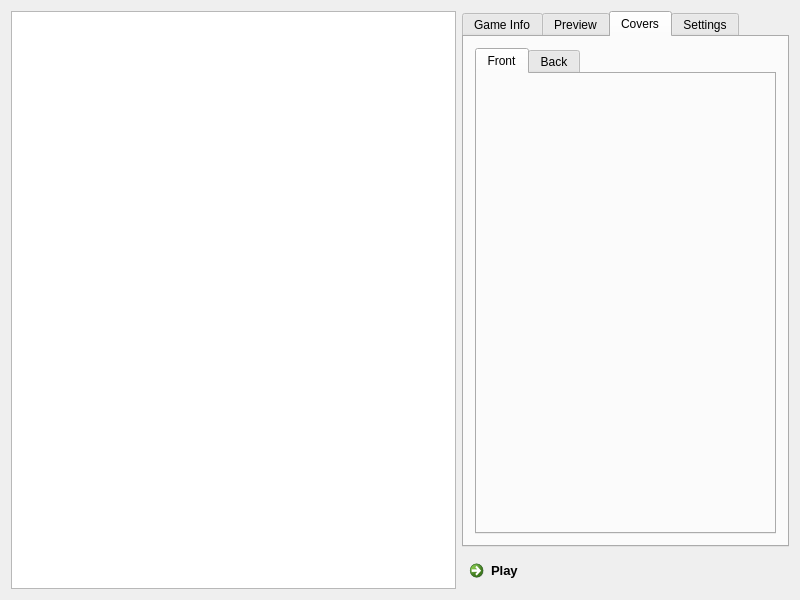
The window that pcsp-udb/src/qt4/qpcspxmb.ui (pcspold/pcsp-deprecated) describes before a commit, drawn with Qt 5.
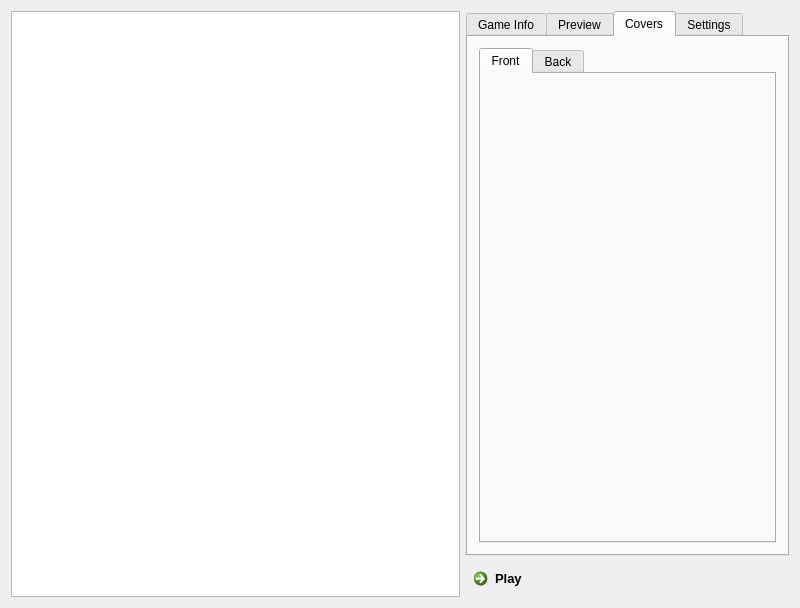
The same window after the commit. The open tabs and pages were chosen to show the change. Icons and pictures are not drawn.

Commit message: fixed sizers in window

```diff
--- a/pcsp-udb/src/qt4/qpcspxmb.ui
+++ b/pcsp-udb/src/qt4/qpcspxmb.ui
@@ -71,8 +71,8 @@
      <widget class="QTreeView" name="gameList">
       <property name="sizePolicy">
        <sizepolicy hsizetype="Expanding" vsizetype="Expanding">
-        <horstretch>2</horstretch>
-        <verstretch>0</verstretch>
+        <horstretch>1</horstretch>
+        <verstretch>1</verstretch>
        </sizepolicy>
       </property>
       <property name="rootIsDecorated">
@@ -121,10 +121,22 @@
      <widget class="QTabWidget" name="tabWidget">
       <property name="sizePolicy">
        <sizepolicy hsizetype="Expanding" vsizetype="Expanding">
-        <horstretch>1</horstretch>
+        <horstretch>0</horstretch>
         <verstretch>0</verstretch>
        </sizepolicy>
       </property>
+      <property name="minimumSize">
+       <size>
+        <width>323</width>
+        <height>545</height>
+       </size>
+      </property>
+      <property name="maximumSize">
+       <size>
+        <width>323</width>
+        <height>545</height>
+       </size>
+      </property>
       <property name="currentIndex">
        <number>2</number>
       </property>
```
Left out of the diff: 2 changed lines with no effect on the pictures.
